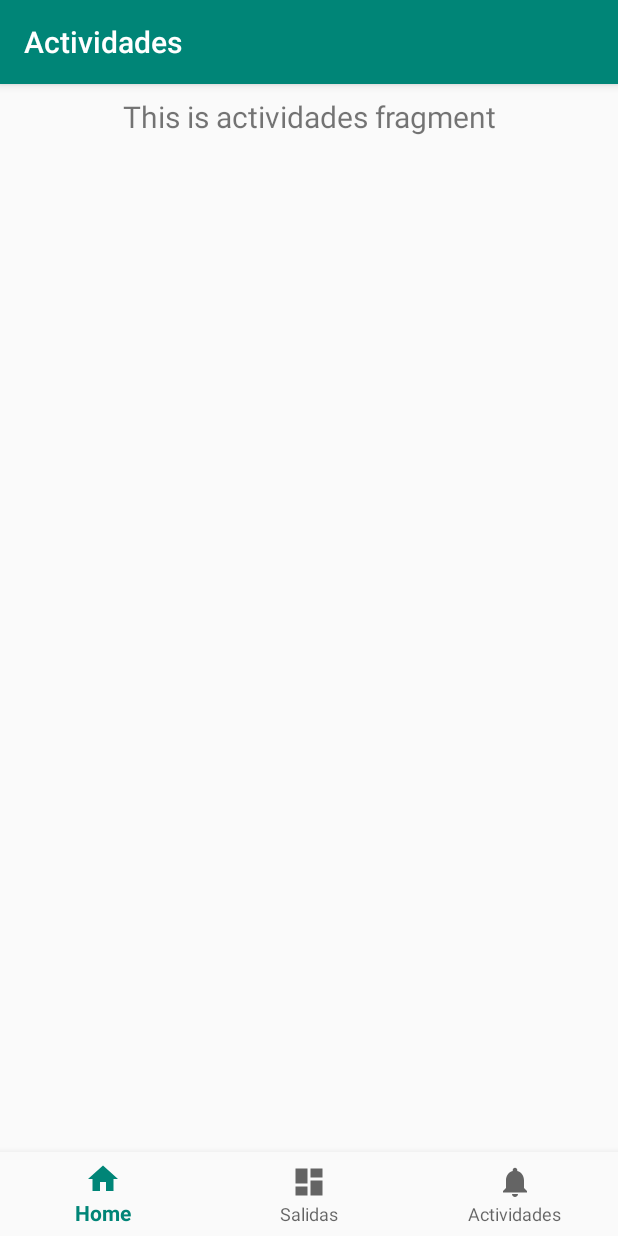
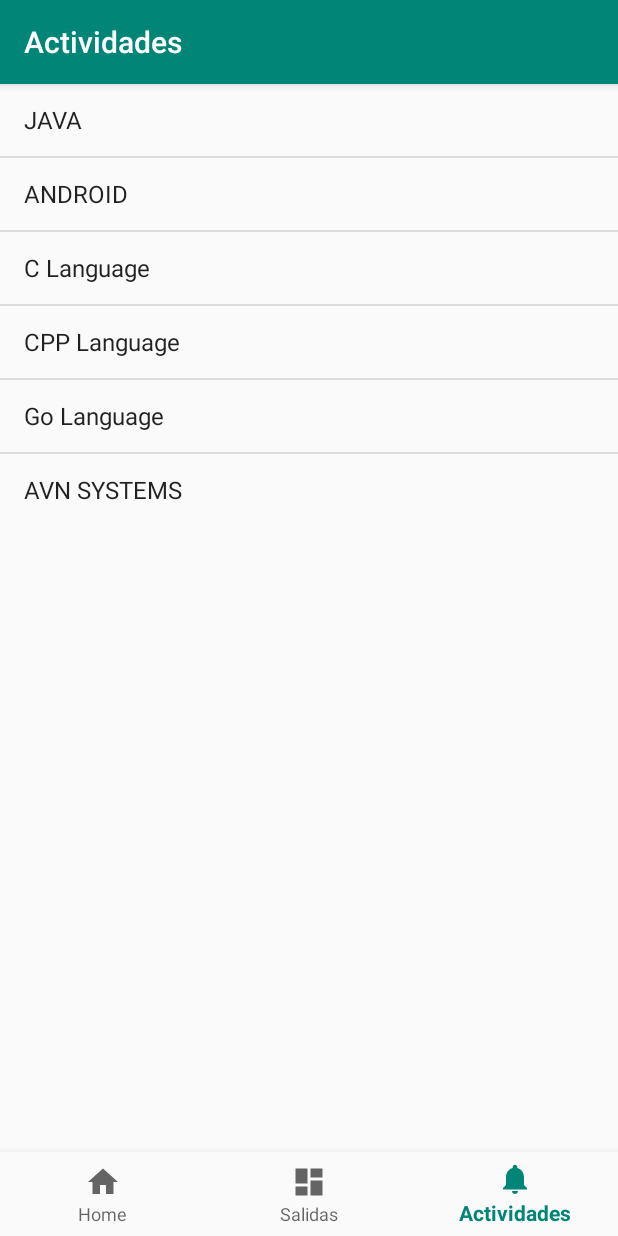
Before and after one commit to MicaelaFrias/grupo_602, an Android app: the ActividadesFragment screen opened through its navigation route, on a phone screen of 412 x 824 dp. Run offline under Robolectric (Android 15) with nearby library versions, the phone set to English and light mode, and no system bars; our stand-ins replace Picasso, navigation-ui; pictures from the network do not load.

Commit message:
Agegado de List view en acividades y models de dato para sqlite

```diff
--- a/Codigo/app/src/main/java/com/example/midiendodistanciasmobile/AdapterRecyclerView/CardAdapterRecyclerView.java
+++ b/Codigo/app/src/main/java/com/example/midiendodistanciasmobile/AdapterRecyclerView/CardAdapterRecyclerView.java
@@ -11,7 +11,7 @@ import androidx.annotation.NonNull;
 import androidx.recyclerview.widget.RecyclerView;
 
 import com.example.midiendodistanciasmobile.R;
-import com.example.midiendodistanciasmobile.model.Card;
+import com.example.midiendodistanciasmobile.Models.Card;
 import com.squareup.picasso.Picasso;
 
 import java.util.ArrayList;
--- a/Codigo/app/src/main/java/com/example/midiendodistanciasmobile/model/Card.java
+++ b/Codigo/app/src/main/java/com/example/midiendodistanciasmobile/Models/Card.java
@@ -1,4 +1,4 @@
-package com.example.midiendodistanciasmobile.model;
+package com.example.midiendodistanciasmobile.Models;
 
 public class Card {
 
--- /dev/null
+++ b/Codigo/app/src/main/java/com/example/midiendodistanciasmobile/Models/Salida.java
@@ -0,0 +1,6 @@
+package com.example.midiendodistanciasmobile.Models;
+
+public class Salida {
+
+    public int Id;
+}
--- a/Codigo/app/src/main/java/com/example/midiendodistanciasmobile/ui/actividades/ActividadesFragment.java
+++ b/Codigo/app/src/main/java/com/example/midiendodistanciasmobile/ui/actividades/ActividadesFragment.java
@@ -4,32 +4,40 @@ import android.os.Bundle;
 import android.view.LayoutInflater;
 import android.view.View;
 import android.view.ViewGroup;
-import android.widget.TextView;
+import android.widget.ArrayAdapter;
+import android.widget.ListView;
 
-import androidx.annotation.Nullable;
 import androidx.annotation.NonNull;
 import androidx.fragment.app.Fragment;
-import androidx.lifecycle.Observer;
 import androidx.lifecycle.ViewModelProviders;
 
 import com.example.midiendodistanciasmobile.R;
 
+import java.util.ArrayList;
+
 public class ActividadesFragment extends Fragment {
 
     private ActividadesViewModel actividadesViewModel;
+
 
     public View onCreateView(@NonNull LayoutInflater inflater,
                              ViewGroup container, Bundle savedInstanceState) {
         actividadesViewModel =
                 ViewModelProviders.of(this).get(ActividadesViewModel.class);
         View root = inflater.inflate(R.layout.fragment_actividades, container, false);
-        final TextView textView = root.findViewById(R.id.navigation_actividades);
-        actividadesViewModel.getText().observe(this, new Observer<String>() {
-            @Override
-            public void onChanged(@Nullable String s) {
-                textView.setText(s);
-            }
-        });
+
+        final ListView list = root.findViewById(R.id.list);
+        ArrayList<String> arrayList = new ArrayList<>();
+        arrayList.add("JAVA");
+        arrayList.add("ANDROID");
+        arrayList.add("C Language");
+        arrayList.add("CPP Language");
+        arrayList.add("Go Language");
+        arrayList.add("AVN SYSTEMS");
+        ArrayAdapter<String> arrayAdapter = new ArrayAdapter<String>(getActivity(),android.R.layout.simple_list_item_1, arrayList);
+        list.setAdapter(arrayAdapter);
+
         return root;
     }
+
 }
--- a/Codigo/app/src/main/java/com/example/midiendodistanciasmobile/ui/home/HomeFragment.java
+++ b/Codigo/app/src/main/java/com/example/midiendodistanciasmobile/ui/home/HomeFragment.java
@@ -4,19 +4,16 @@ import android.os.Bundle;
 import android.view.LayoutInflater;
 import android.view.View;
 import android.view.ViewGroup;
-import android.widget.TextView;
 
-import androidx.annotation.Nullable;
 import androidx.annotation.NonNull;
 import androidx.fragment.app.Fragment;
-import androidx.lifecycle.Observer;
 import androidx.lifecycle.ViewModelProviders;
 import androidx.recyclerview.widget.LinearLayoutManager;
 import androidx.recyclerview.widget.RecyclerView;
 
 import com.example.midiendodistanciasmobile.AdapterRecyclerView.CardAdapterRecyclerView;
 import com.example.midiendodistanciasmobile.R;
-import com.example.midiendodistanciasmobile.model.Card;
+import com.example.midiendodistanciasmobile.Models.Card;
 
 import java.util.ArrayList;
 
--- a/Codigo/app/src/main/res/layout/fragment_actividades.xml
+++ b/Codigo/app/src/main/res/layout/fragment_actividades.xml
@@ -4,16 +4,14 @@
     android:layout_width="match_parent"
     android:layout_height="match_parent">
 
-    <TextView
-        android:id="@+id/navigation_actividades"
-        android:layout_width="match_parent"
-        android:layout_height="wrap_content"
-        android:layout_marginStart="8dp"
-        android:layout_marginTop="8dp"
-        android:layout_marginEnd="8dp"
-        android:textAlignment="center"
-        android:textSize="20sp"
-        app:layout_constraintEnd_toEndOf="parent"
-        app:layout_constraintStart_toStartOf="parent"
-        app:layout_constraintTop_toTopOf="parent" />
+    <LinearLayout
+        android:layout_width = "match_parent"
+        android:layout_height = "match_parent"
+        android:orientation = "vertical">
+        <ListView
+            android:id = "@+id/list"
+            android:layout_width = "wrap_content"
+            android:layout_height = "wrap_content"/>
+    </LinearLayout>
+
 </androidx.constraintlayout.widget.ConstraintLayout>
--- a/Codigo/app/src/main/res/layout/fragment_salidas.xml
+++ b/Codigo/app/src/main/res/layout/fragment_salidas.xml
@@ -1,8 +1,10 @@
 <?xml version="1.0" encoding="utf-8"?>
 <androidx.constraintlayout.widget.ConstraintLayout xmlns:android="http://schemas.android.com/apk/res/android"
     xmlns:app="http://schemas.android.com/apk/res-auto"
+    xmlns:tools="http://schemas.android.com/tools"
     android:layout_width="match_parent"
     android:layout_height="match_parent">
+
 
     <TextView
         android:id="@+id/navigation_salidas"
--- a/Codigo/app/src/main/res/menu/bottom_nav_menu.xml
+++ b/Codigo/app/src/main/res/menu/bottom_nav_menu.xml
@@ -7,12 +7,12 @@
         android:title="@string/title_home" />
 
     <item
-        android:id="@+id/navigation_dashboard"
+        android:id="@+id/navigation_salidas"
         android:icon="@drawable/ic_dashboard_black_24dp"
         android:title="@string/title_salidas" />
 
     <item
-        android:id="@+id/navigation_notifications"
+        android:id="@+id/navigation_actividades"
         android:icon="@drawable/ic_notifications_black_24dp"
         android:title="@string/title_actividades" />
 
```
Also changed, not shown: Codigo/app/src/main/java/com/example/midiendodistanciasmobile/Models/Actividad.java (added, +12 -0 lines), Codigo/app/src/main/java/com/example/midiendodistanciasmobile/Models/NivelActividad.java (added, +10 -0 lines), Codigo/app/src/main/java/com/example/midiendodistanciasmobile/Models/Partials/NivelActividad.java (added, +7 -0 lines), Codigo/app/src/main/java/com/example/midiendodistanciasmobile/Models/Usuario.java (added, +16 -0 lines).
